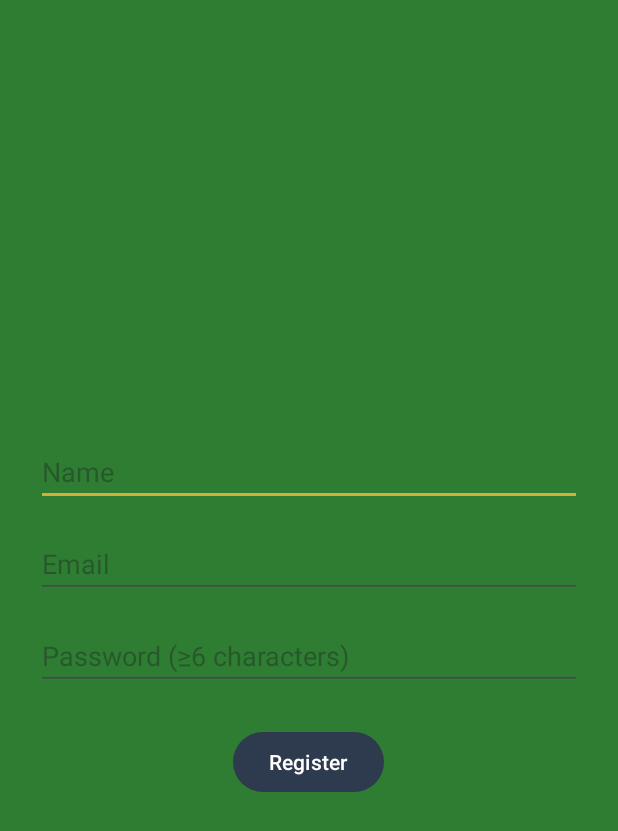
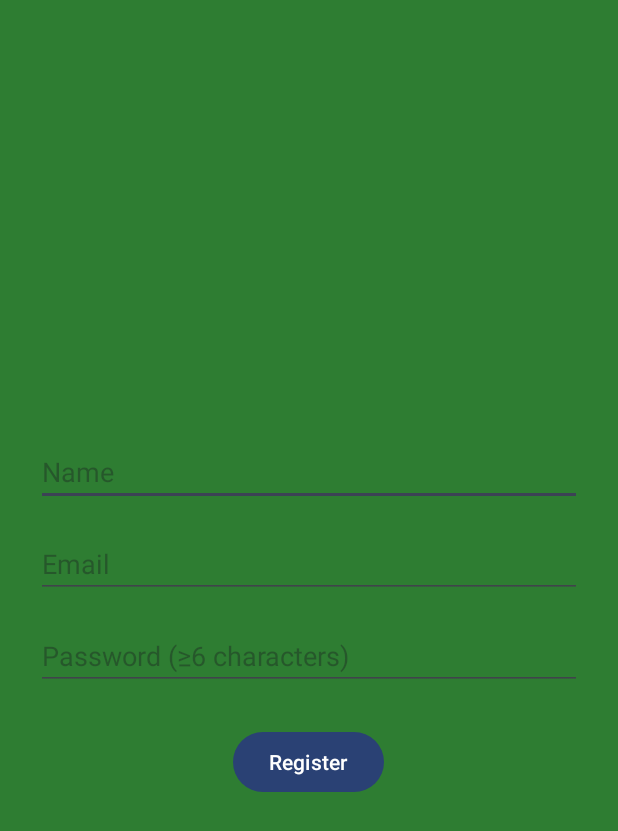
Before and after one commit to tinrenf/VLADA4-S-POKER, an Android app: the screen it shows after launch (RegisterActivity), after a tap on "Register", on a phone screen of 412 x 824 dp. Shown: the top 831 px of the screen. Run offline under Robolectric (Android 15) with nearby library versions, the phone set to English and light mode, and no system bars; our stand-ins replace Firebase (no records; nobody signed in at launch, a user with empty details on screens opened directly).

Commit message:
есть динамик колор, хз зачем нам эта хуета

```diff
--- a/app/src/main/AndroidManifest.xml
+++ b/app/src/main/AndroidManifest.xml
@@ -3,6 +3,7 @@
     xmlns:tools="http://schemas.android.com/tools">
 
     <application
+        android:name=".MyApplication"
         android:allowBackup="true"
         android:dataExtractionRules="@xml/data_extraction_rules"
         android:fullBackupContent="@xml/backup_rules"
--- /dev/null
+++ b/app/src/main/java/com/example/poker/MyApplication.java
@@ -0,0 +1,14 @@
+package com.example.poker;
+
+import android.app.Application;
+
+import com.google.android.material.color.DynamicColors;
+
+public class MyApplication extends Application {
+    @Override
+    public void onCreate() {
+        super.onCreate();
+
+        DynamicColors.applyToActivitiesIfAvailable(this);
+    }
+}
--- a/app/src/main/res/layout/activity_main.xml
+++ b/app/src/main/res/layout/activity_main.xml
@@ -73,8 +73,7 @@
             android:layout_height="80dp"
             android:text="Play"
             android:textSize="30sp"
-            android:textColor="@color/onPrimary"
-            app:backgroundTint="@color/primary"
+
             />
 
         <com.google.android.material.button.MaterialButton
@@ -83,8 +82,7 @@
             android:layout_height="80dp"
             android:text="Logout"
             android:textSize="30sp"
-            android:textColor="@color/onPrimary"
-            app:backgroundTint="@color/primary"
+
             />
 
     </LinearLayout>
--- a/app/src/main/res/values/colors.xml
+++ b/app/src/main/res/values/colors.xml
@@ -10,7 +10,7 @@
     <color name="onPrimaryContainer">#1B5E20</color>
 
     <color name="secondary">#D4AF37</color>
-    <color name="onSecondary">#000000</color>
+    <color name="onSecondary">#444444</color>
     <color name="secondaryContainer">#FFECB3</color>
     <color name="onSecondaryContainer">#5D4037</color>
 
@@ -18,6 +18,7 @@
     <color name="onError">#FFFFFF</color>
 
     <color name="background">#2E7D32</color>
+    <color name="colorOnBackground">#000000</color>
     <color name="surface">#FFECB3</color>
-    <color name="onSurface">#1C1B1F</color>
+    <color name="onSurface">#000000</color>
 </resources>
--- a/app/src/main/res/values/typography.xml
+++ b/app/src/main/res/values/typography.xml
@@ -4,6 +4,6 @@
         <item name="fontFamily">@font/playfair_display</item>
         <item name="android:textSize">32sp</item>
         <item name="android:letterSpacing">0.02</item>
-        <item name="android:textColor">?attr/colorOnBackground</item>
+        <item name="android:textColor">@color/colorOnBackground</item>
     </style>
 </resources>
```
Also changed, not shown: app/src/main/res/layout/activity_game.xml (+10 -16 lines).
